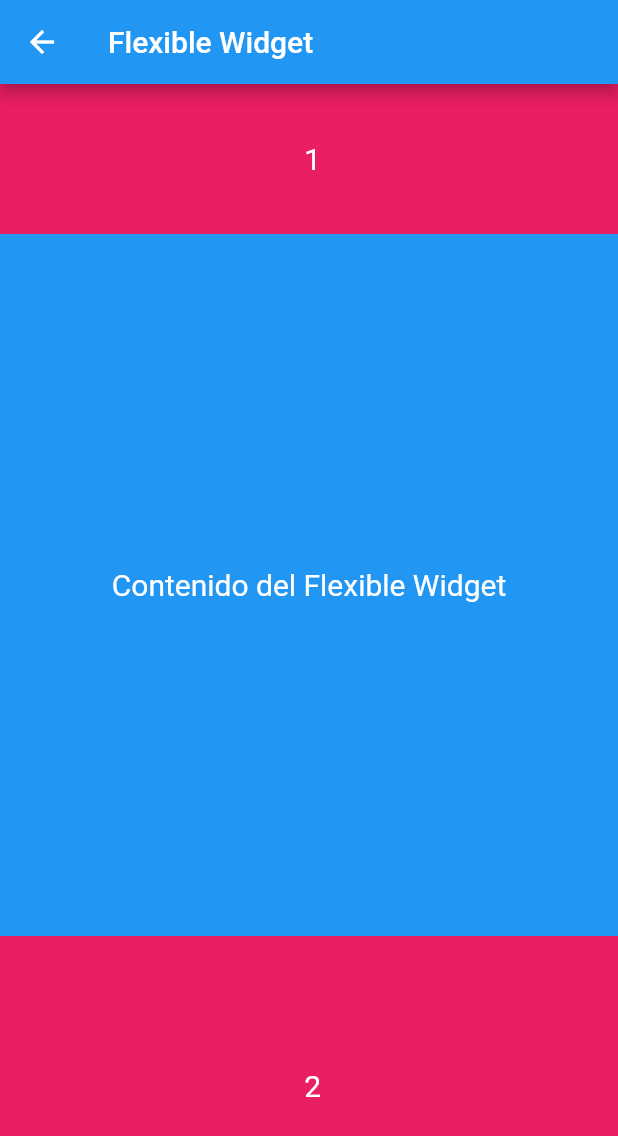
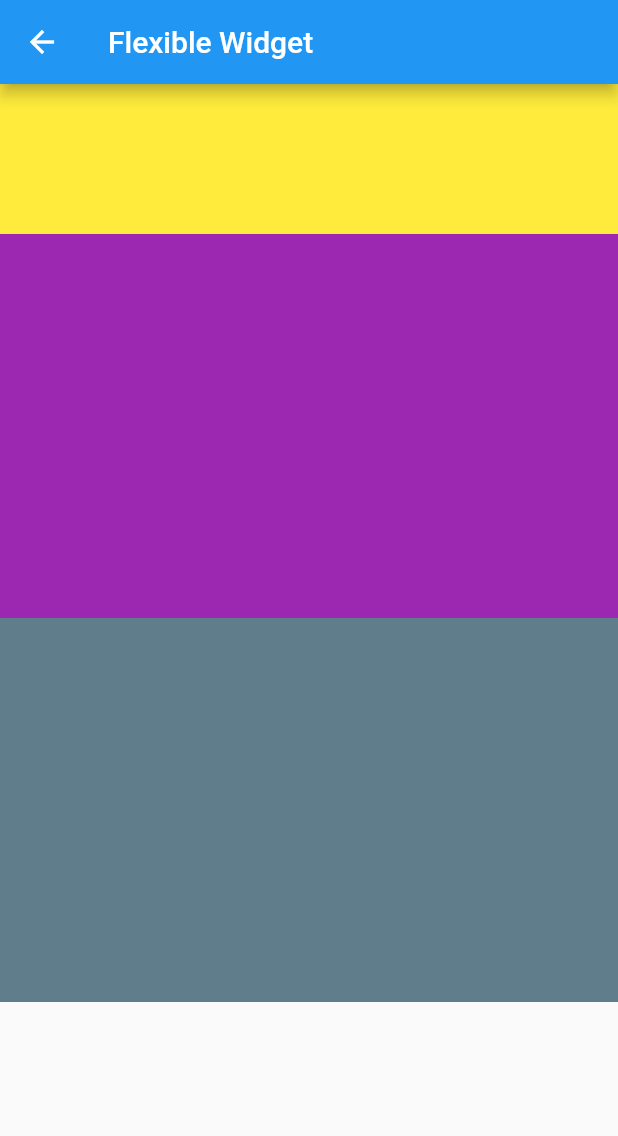
Before and after one commit to Roxana-Rm/tema_expo, a Flutter app: the FlexibleWidget screen opened directly, on a phone screen of 412 x 824 dp. Shown: the top 1136 px of the screen. Run offline on Flutter 3.47's test engine with Material 2 defaults, Android fonts, the phone set to English and light mode, and no system bars.

Commit message:
subida del widget Flexible

```diff
--- a/lib/main.dart
+++ b/lib/main.dart
@@ -119,8 +119,8 @@ class ExpandedWidget extends StatelessWidget {
         body: Row(
           children: <Widget>[
             Cuadrado(Colors.pink),
-            Expanded(flex: 5, child: Cuadrado(Colors.green)),
-            Expanded(flex: 3, child: Cuadrado(Colors.purple)),
+            Expanded(child: Cuadrado(Colors.green)),
+            Expanded(child: Cuadrado(Colors.purple)),
             Cuadrado(Colors.pink),
           ],
         ));
@@ -147,44 +147,26 @@ class FlexibleWidget extends StatelessWidget {
         appBar: AppBar(
           title: Text('Flexible Widget'),
         ),
-      body: Column(
-        children: [
-          Container(
-            color: Colors.pink,
+        body: Center(
+          child: Column(children: [
+            Flexible(
+                flex: 3,
+                fit: FlexFit.loose,
+                child: Container(
                   height: 100,
-            width: double.infinity,
-            child: Center(
-              child: Text(
-                ' 1',
-                style: TextStyle(color: Colors.white, fontSize: 20),
-              ),
-            ),
-          ),
+                  color: Colors.yellow,
+                )),
             Flexible(
-            flex: 3, // Puedes ajustar el flex según tus necesidades
+                flex: 3,
                 child: Container(
-              color: Colors.blue,
-              child: Center(
-                child: Text(
-                  'Contenido del Flexible Widget',
-                  style: TextStyle(color: Colors.white, fontSize: 20),
-                ),
-              ),
-            ),
-          ),
-          Container(
-            color: Colors.pink,
-            height: 200,
-            width: double.infinity,
-            child: Center(
-              child: Text(
-                ' 2',
-                style: TextStyle(color: Colors.white, fontSize: 20),
-              ),
-            ),
-          ),
-        ],
-      ),
-    );
+                  color: Colors.purple,
+                )),
+            Flexible(
+                flex: 3,
+                child: Container(
+                  color: Colors.blueGrey,
+                )),
+          ]),
+        ));
   }
 }
```
Lines whose indentation alone changed are shown as unchanged.
